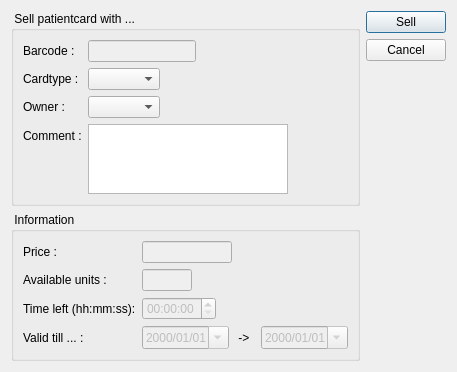
Before: the Qt Designer form client/dlgpatientcardsell.ui in tbikfalvi/Belenus, drawn with Qt 5.
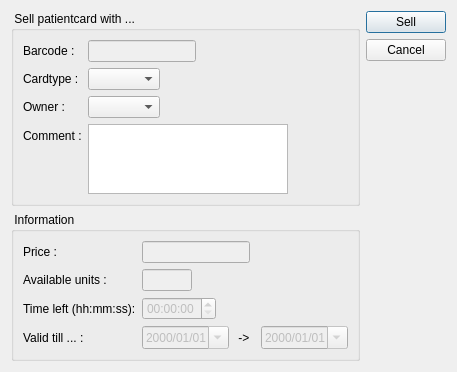
After: the same form once the commit is applied.

Patch:
```diff
--- a/client/dlgpatientcardsell.ui
+++ b/client/dlgpatientcardsell.ui
@@ -144,7 +144,7 @@
             </property>
             <property name="maximumSize">
              <size>
-              <width>90</width>
+              <width>150</width>
               <height>16777215</height>
              </size>
             </property>
```
